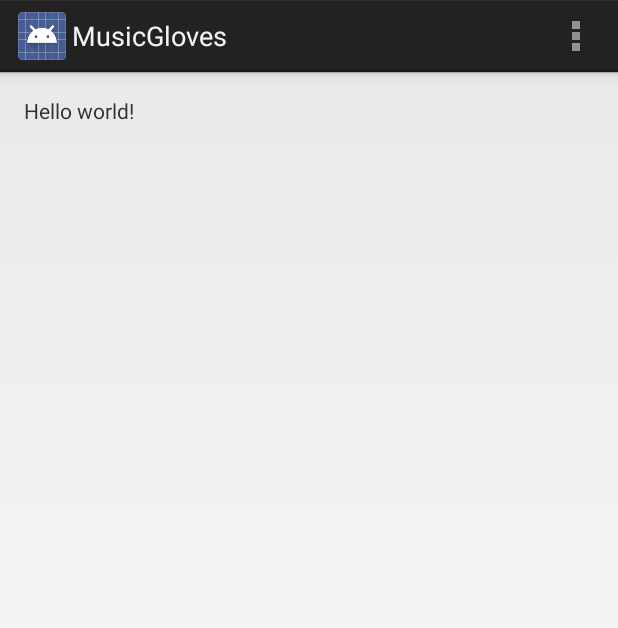
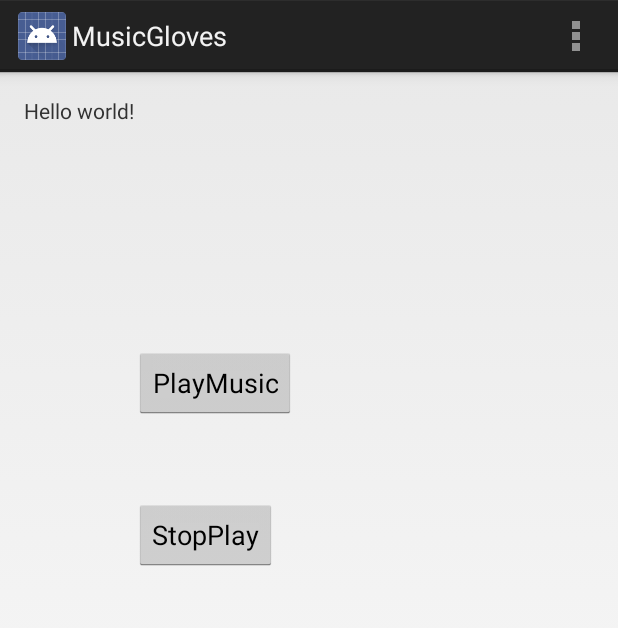
Before and after one commit to dadingding/MusicGloves, an Android app: the screen it shows after launch (MainActivity), on a phone screen of 412 x 824 dp. Shown: the top 628 px of the screen. Run offline under Robolectric (Android 15) with nearby library versions, the phone set to English and light mode, and no system bars.

Commit message:
播放音乐4

```diff
--- a/app/src/main/java/team/dingding/musicgloves/MainActivity.java
+++ b/app/src/main/java/team/dingding/musicgloves/MainActivity.java
@@ -1,32 +1,45 @@
 package team.dingding.musicgloves;
 
 import android.app.Activity;
+import android.media.AudioManager;
+import android.media.MediaPlayer;
+import android.media.SoundPool;
 import android.os.Bundle;
 import android.view.Menu;
 import android.view.MenuItem;
+import android.view.View;
 
 
 public class MainActivity extends Activity {
+
+    private SoundPool soundPool;
 
     @Override
     protected void onCreate(Bundle savedInstanceState) {
         super.onCreate(savedInstanceState);
         setContentView(R.layout.activity_main);
-        int azard = 2;
-        int ffff=3;
-        int test = 0;
-        int aaaaa=3;
+        soundPool = new SoundPool(10,AudioManager.STREAM_MUSIC,10);
+        soundPool.load(this,R.raw.falg,1);
     }
-    public void PlayMusic(){
-        int i=0;
-        int j=0;
+    public void PlayMusic(View v){
+//        soundPool = new SoundPool(10,AudioManager.STREAM_MUSIC,10);
+//        soundPool.load(this,R.raw.gg,1);
+//        try {
+//            Thread.sleep(100);// 给予初始化音乐文件足够时间
+//        } catch (InterruptedException e) {
+//            e.printStackTrace();
+//        }
+        soundPool.play(1,1, 1, 0, 0, 1);
+    }
+
+    public void StopPlay(View v){
+
     }
 
     @Override
     public boolean onCreateOptionsMenu(Menu menu) {
         // Inflate the menu; this adds items to the action bar if it is present.
         getMenuInflater().inflate(R.menu.main, menu);
-        int azard2 = 0;
         return true;
     }
 
--- a/app/src/main/res/layout/activity_main.xml
+++ b/app/src/main/res/layout/activity_main.xml
@@ -11,6 +11,28 @@
     <TextView
         android:text="@string/hello_world"
         android:layout_width="wrap_content"
-        android:layout_height="wrap_content" />
+        android:layout_height="wrap_content"
+        android:id="@+id/textView" />
+
+    <Button
+        android:layout_width="wrap_content"
+        android:layout_height="wrap_content"
+        android:text="PlayMusic"
+        android:id="@+id/button"
+        android:layout_below="@+id/textView"
+        android:layout_toRightOf="@+id/textView"
+        android:layout_marginTop="148dp"
+        android:onClick="PlayMusic"/>
+
+    <Button
+        android:layout_width="wrap_content"
+        android:layout_height="wrap_content"
+        android:text="StopPlay"
+        android:id="@+id/button2"
+        android:layout_below="@+id/button"
+        android:layout_alignLeft="@+id/button"
+        android:layout_alignStart="@+id/button"
+        android:layout_marginTop="53dp"
+        android:onClick="StopPlay"/>
 
 </RelativeLayout>
```
Also changed, not shown: 4 other files.
